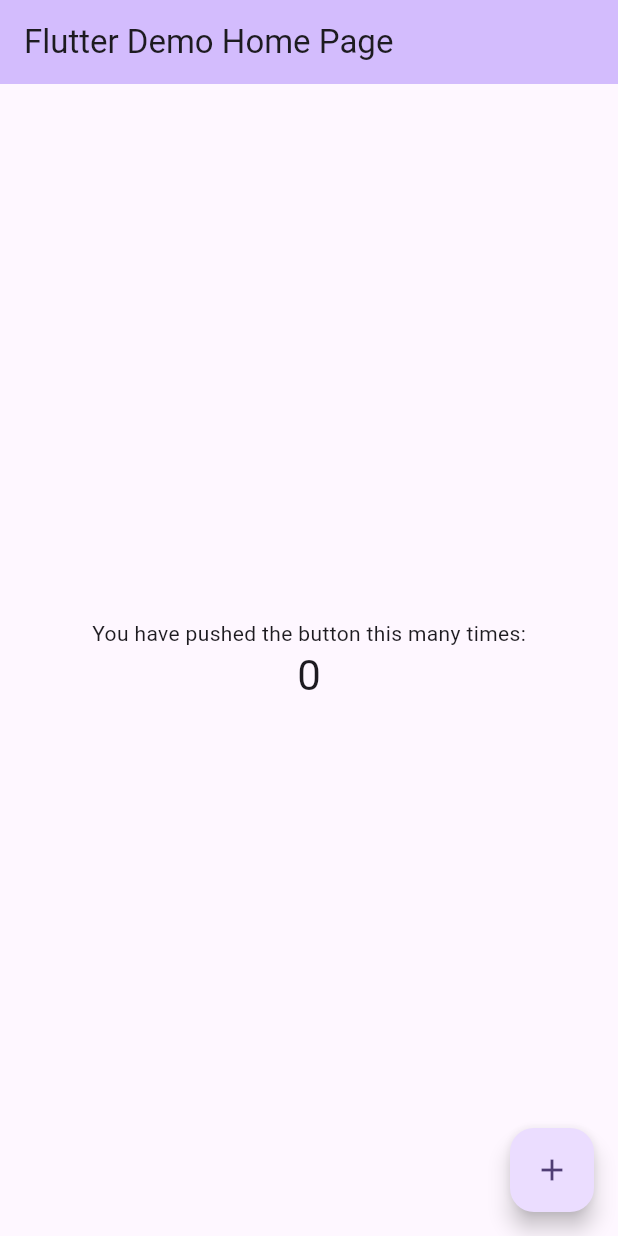
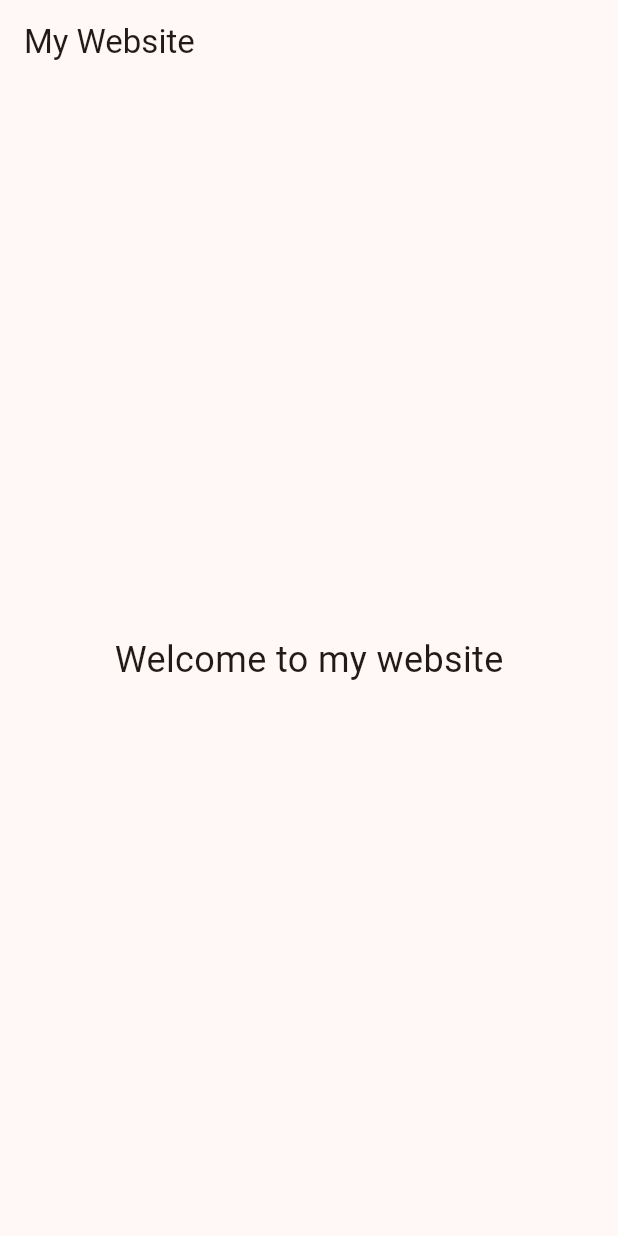
Before and after one commit to AvantSwift-Solutions/eportfolio-website, a Flutter app: the screen it shows after launch, on a phone screen of 412 x 824 dp. Run offline on Flutter 3.47's test engine with Material 2 defaults, Android fonts, the phone set to English and light mode, and no system bars; our stand-ins replace firebase_core; accounts and stored records are empty.

Commit message:
navbar sample

```diff
--- a/avantswift_portfolio/lib/main.dart
+++ b/avantswift_portfolio/lib/main.dart
@@ -1,125 +1,43 @@
+import 'package:avantswift_portfolio/pages/default.dart';
+import 'package:avantswift_portfolio/pages/defaultNew.dart';
+import 'package:firebase_core/firebase_core.dart';
 import 'package:flutter/material.dart';
+import 'firebase_options.dart';
 
-void main() {
-  runApp(const MyApp());
+void main() async {
+  WidgetsFlutterBinding.ensureInitialized();
+  await Firebase.initializeApp(
+    options: DefaultFirebaseOptions.currentPlatform,
+  );
+
+  runApp(MyApp());
 }
 
-class MyApp extends StatelessWidget {
-  const MyApp({super.key});
+class MyApp extends StatefulWidget {
+  MyApp({Key? key}) : super(key: key);
 
-  // This widget is the root of your application.
   @override
-  Widget build(BuildContext context) {
-    return MaterialApp(
-      title: 'Flutter Demo',
-      theme: ThemeData(
-        // This is the theme of your application.
-        //
-        // TRY THIS: Try running your application with "flutter run". You'll see
-        // the application has a blue toolbar. Then, without quitting the app,
-        // try changing the seedColor in the colorScheme below to Colors.green
-        // and then invoke "hot reload" (save your changes or press the "hot
-        // reload" button in a Flutter-supported IDE, or press "r" if you used
-        // the command line to start the app).
-        //
-        // Notice that the counter didn't reset back to zero; the application
-        // state is not lost during the reload. To reset the state, use hot
-        // restart instead.
-        //
-        // This works for code too, not just values: Most code changes can be
-        // tested with just a hot reload.
-        colorScheme: ColorScheme.fromSeed(seedColor: Colors.deepPurple),
-        useMaterial3: true,
-      ),
-      home: const MyHomePage(title: 'Flutter Demo Home Page'),
-    );
-  }
+  _MyAppState createState() => _MyAppState();
 }
 
-class MyHomePage extends StatefulWidget {
-  const MyHomePage({super.key, required this.title});
-
-  // This widget is the home page of your application. It is stateful, meaning
-  // that it has a State object (defined below) that contains fields that affect
-  // how it looks.
-
-  // This class is the configuration for the state. It holds the values (in this
-  // case the title) provided by the parent (in this case the App widget) and
-  // used by the build method of the State. Fields in a Widget subclass are
-  // always marked "final".
-
-  final String title;
-
+class _MyAppState extends State<MyApp> {
   @override
-  State<MyHomePage> createState() => _MyHomePageState();
-}
-
-class _MyHomePageState extends State<MyHomePage> {
-  int _counter = 0;
-
-  void _incrementCounter() {
-    setState(() {
-      // This call to setState tells the Flutter framework that something has
-      // changed in this State, which causes it to rerun the build method below
-      // so that the display can reflect the updated values. If we changed
-      // _counter without calling setState(), then the build method would not be
-      // called again, and so nothing would appear to happen.
-      _counter++;
-    });
+  void initState() {
+    super.initState();
   }
 
   @override
   Widget build(BuildContext context) {
-    // This method is rerun every time setState is called, for instance as done
-    // by the _incrementCounter method above.
-    //
-    // The Flutter framework has been optimized to make rerunning build methods
-    // fast, so that you can just rebuild anything that needs updating rather
-    // than having to individually change instances of widgets.
-    return Scaffold(
-      appBar: AppBar(
-        // TRY THIS: Try changing the color here to a specific color (to
-        // Colors.amber, perhaps?) and trigger a hot reload to see the AppBar
-        // change color while the other colors stay the same.
-        backgroundColor: Theme.of(context).colorScheme.inversePrimary,
-        // Here we take the value from the MyHomePage object that was created by
-        // the App.build method, and use it to set our appbar title.
-        title: Text(widget.title),
-      ),
-      body: Center(
-        // Center is a layout widget. It takes a single child and positions it
-        // in the middle of the parent.
-        child: Column(
-          // Column is also a layout widget. It takes a list of children and
-          // arranges them vertically. By default, it sizes itself to fit its
-          // children horizontally, and tries to be as tall as its parent.
-          //
-          // Column has various properties to control how it sizes itself and
-          // how it positions its children. Here we use mainAxisAlignment to
-          // center the children vertically; the main axis here is the vertical
-          // axis because Columns are vertical (the cross axis would be
-          // horizontal).
-          //
-          // TRY THIS: Invoke "debug painting" (choose the "Toggle Debug Paint"
-          // action in the IDE, or press "p" in the console), to see the
-          // wireframe for each widget.
-          mainAxisAlignment: MainAxisAlignment.center,
-          children: <Widget>[
-            const Text(
-              'You have pushed the button this many times:',
-            ),
-            Text(
-              '$_counter',
-              style: Theme.of(context).textTheme.headlineMedium,
-            ),
-          ],
+    return MaterialApp(
+        title: 'AvantSwift Solutions',
+        theme: ThemeData(
+          useMaterial3: true,
+          colorScheme: ColorScheme.fromSeed(seedColor: Colors.deepOrange),
         ),
-      ),
-      floatingActionButton: FloatingActionButton(
-        onPressed: _incrementCounter,
-        tooltip: 'Increment',
-        child: const Icon(Icons.add),
-      ), // This trailing comma makes auto-formatting nicer for build methods.
-    );
+        initialRoute: '/home',
+        routes: {
+          '/home': (context) => DefaultPage(),
+          '/New_home': (context) => DefaultPageNew()
+        });
   }
 }
--- /dev/null
+++ b/avantswift_portfolio/lib/pages/default.dart
@@ -0,0 +1,20 @@
+// ignore_for_file: use_key_in_widget_constructors
+
+import 'package:flutter/material.dart';
+
+class DefaultPage extends StatelessWidget {
+  @override
+  Widget build(BuildContext context) {
+    return Scaffold(
+      appBar: AppBar(
+        title: Text('My Website'),
+      ),
+      body: const Center(
+        child: Text(
+          'Welcome to my website',
+          style: TextStyle(fontSize: 24),
+        ),
+      ),
+    );
+  }
+}
```
Also changed, not shown: avantswift_portfolio/lib/pages/defaultNew.dart (added, +21 -0 lines), 1 other file.
